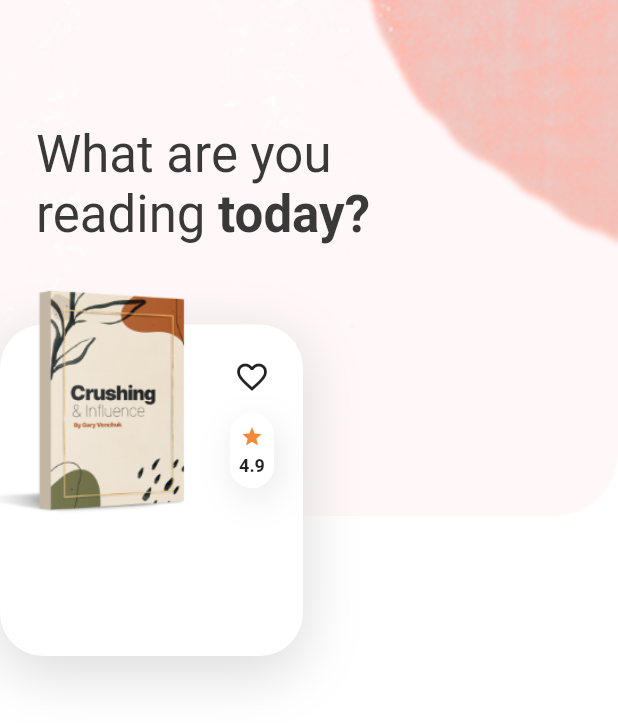
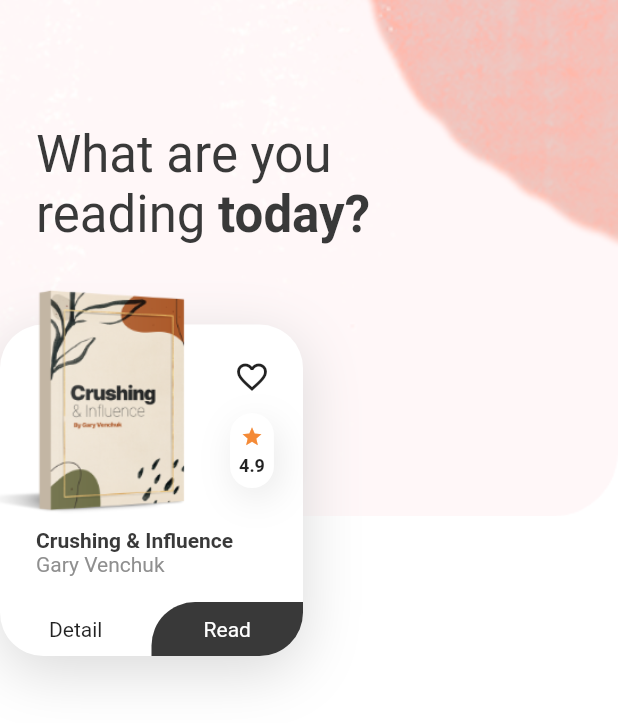
Before and after one commit to Bleach6785/flutter_ebook, a Flutter app: the HomeScreen screen opened directly, on a phone screen of 412 x 824 dp. Shown: the top 723 px of the screen. Run offline on Flutter 3.47's test engine with Material 2 defaults, Android fonts, the phone set to English and light mode, and no system bars.

Commit message:
新增推薦書籍說明及按鈕功能

```diff
--- a/lib/screens/home_screen.dart
+++ b/lib/screens/home_screen.dart
@@ -2,6 +2,7 @@ import 'package:flutter/material.dart';
 
 import '../constants.dart';
 import '../widgets/book_rating.dart';
+import '../widgets/two_side_rounded_button.dart';
 
 class HomeScreen extends StatelessWidget {
   @override
@@ -88,6 +89,65 @@ class HomeScreen extends StatelessWidget {
                       ],
                     ),
                   ),
+                  Positioned(
+                    top: 160.0,
+                    child: Container(
+                      height: 85.0,
+                      width: 202.0,
+                      child: Column(
+                        crossAxisAlignment: CrossAxisAlignment.start,
+                        children: [
+                          Padding(
+                            padding: const EdgeInsets.only(left: 24.0),
+                            child: RichText(
+                              maxLines: 2,
+                              text: TextSpan(
+                                style: TextStyle(
+                                  color: kBlackColor,
+                                ),
+                                children: [
+                                  TextSpan(
+                                    text: "Crushing & Influence\n",
+                                    style: TextStyle(
+                                      fontWeight: FontWeight.bold,
+                                    ),
+                                  ),
+                                  TextSpan(
+                                    text: "Gary Venchuk",
+                                    style: TextStyle(
+                                      color: kLightBlackColor,
+                                    ),
+                                  ),
+                                ],
+                              ),
+                            ),
+                          ),
+                          Spacer(),
+                          Row(
+                            children: [
+                              GestureDetector(
+                                onTap: () {},
+                                child: Container(
+                                  width: 101.0,
+                                  padding: EdgeInsets.symmetric(
+                                    vertical: 10.0,
+                                  ),
+                                  alignment: Alignment.center,
+                                  child: Text("Detail"),
+                                ),
+                              ),
+                              Expanded(
+                                child: TwoSideRoundedButton(
+                                  text: "Read",
+                                  press: () {},
+                                ),
+                              ),
+                            ],
+                          ),
+                        ],
+                      ),
+                    ),
+                  ),
                 ],
               ),
             ),
--- /dev/null
+++ b/lib/widgets/two_side_rounded_button.dart
@@ -0,0 +1,42 @@
+import 'package:flutter/material.dart';
+
+import '../constants.dart';
+
+class TwoSideRoundedButton extends StatelessWidget {
+  const TwoSideRoundedButton({
+    Key key,
+    this.text,
+    this.radius = 29.0,
+    this.press,
+  }) : super(key: key);
+
+  final String text;
+  final double radius;
+  final Function press;
+
+  @override
+  Widget build(BuildContext context) {
+    return GestureDetector(
+      onTap: press,
+      child: Container(
+        alignment: Alignment.center,
+        padding: EdgeInsets.symmetric(
+          vertical: 10.0,
+        ),
+        decoration: BoxDecoration(
+          color: kBlackColor,
+          borderRadius: BorderRadius.only(
+            topLeft: Radius.circular(radius),
+            bottomRight: Radius.circular(radius),
+          ),
+        ),
+        child: Text(
+          text,
+          style: TextStyle(
+            color: Colors.white,
+          ),
+        ),
+      ),
+    );
+  }
+}
```
